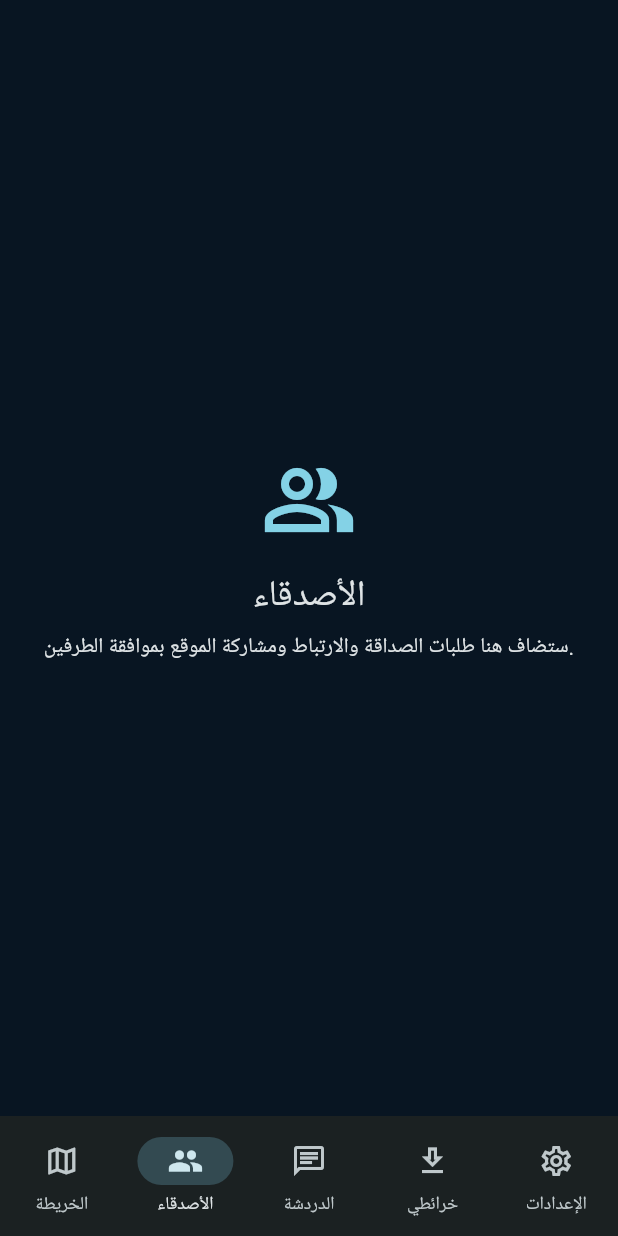
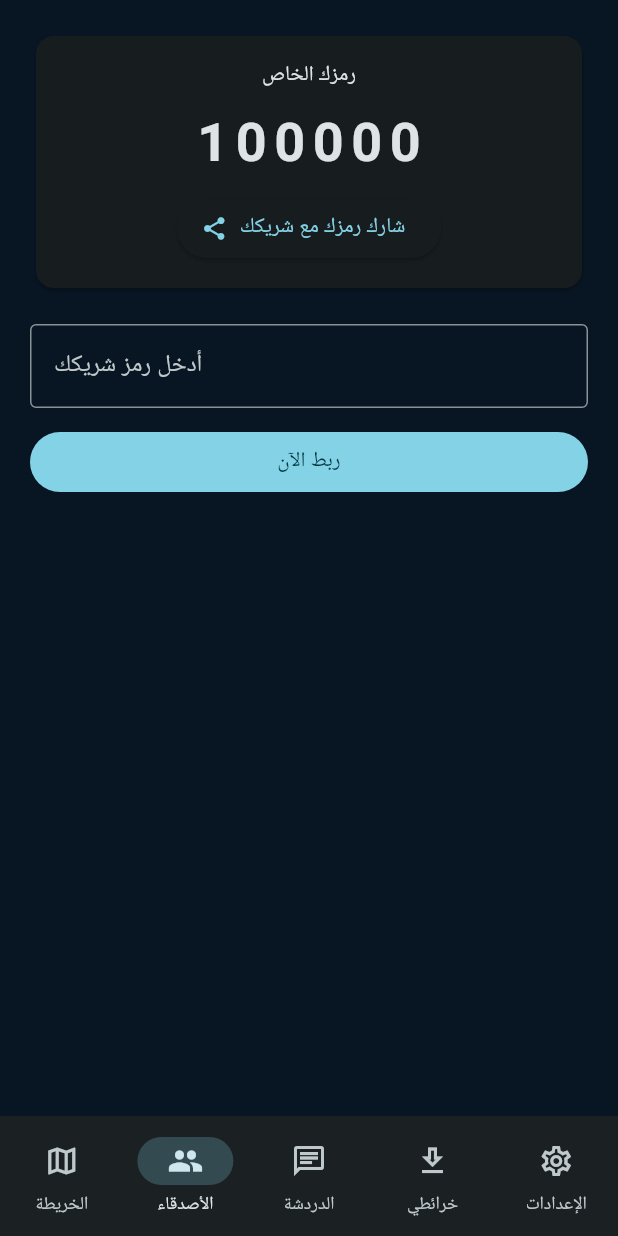
Before and after one commit to mshati-med/gps-limam-pro, a Flutter app: the screen it shows after launch, item 2 of the bottom bar chosen, on a phone screen of 412 x 824 dp. Run offline on Flutter 3.47's test engine with Material 3 defaults, Android fonts, the phone set to English and light mode, and no system bars; our stand-ins replace flutter_map, geolocator, latlong2, share_plus, shared_preferences.

Commit message:
Update main.dart

```diff
--- a/lib/main.dart
+++ b/lib/main.dart
@@ -1,8 +1,10 @@
+import 'dart:convert';
 import 'package:flutter/material.dart';
 import 'package:flutter_map/flutter_map.dart';
 import 'package:latlong2/latlong.dart';
 import 'package:geolocator/geolocator.dart';
 import 'package:shared_preferences/shared_preferences.dart';
+import 'package:share_plus/share_plus.dart';
 
 void main() async {
   WidgetsFlutterBinding.ensureInitialized();
@@ -11,54 +13,30 @@ void main() async {
 
 class GpsLimamApp extends StatefulWidget {
   const GpsLimamApp({super.key});
-
-  @override
-  State<GpsLimamApp> createState() => _GpsLimamAppState();
+  @override State<GpsLimamApp> createState() => _GpsLimamAppState();
 }
 
 class _GpsLimamAppState extends State<GpsLimamApp> {
   ThemeMode _themeMode = ThemeMode.dark;
-
-  @override
-  void initState() {
-    super.initState();
-    _loadTheme();
-  }
-
+  @override void initState() { super.initState(); _loadTheme(); }
   Future<void> _loadTheme() async {
     final prefs = await SharedPreferences.getInstance();
-    setState(() {
-      _themeMode = prefs.getBool('dark_mode') ?? true
-          ? ThemeMode.dark
-          : ThemeMode.light;
-    });
+    setState(() { _themeMode = (prefs.getBool('dark_mode')?? true)? ThemeMode.dark : ThemeMode.light; });
   }
-
   Future<void> _toggleTheme() async {
-    final next = _themeMode == ThemeMode.dark
-        ? ThemeMode.light
-        : ThemeMode.dark;
+    final next = _themeMode == ThemeMode.dark? ThemeMode.light : ThemeMode.dark;
     final prefs = await SharedPreferences.getInstance();
     await prefs.setBool('dark_mode', next == ThemeMode.dark);
     setState(() => _themeMode = next);
   }
-
-  @override
-  Widget build(BuildContext context) {
+  @override Widget build(BuildContext context) {
     const seed = Color(0xFF13B8D5);
     return MaterialApp(
       debugShowCheckedModeBanner: false,
       title: 'GPS LIMAM',
       themeMode: _themeMode,
-      theme: ThemeData(
-        colorScheme: ColorScheme.fromSeed(seedColor: seed, brightness: Brightness.light),
-        useMaterial3: true,
-      ),
-      darkTheme: ThemeData(
-        colorScheme: ColorScheme.fromSeed(seedColor: seed, brightness: Brightness.dark),
-        scaffoldBackgroundColor: const Color(0xFF081522),
-        useMaterial3: true,
-      ),
+      theme: ThemeData(colorScheme: ColorScheme.fromSeed(seedColor: seed, brightness: Brightness.light), useMaterial3: true),
+      darkTheme: ThemeData(colorScheme: ColorScheme.fromSeed(seedColor: seed, brightness: Brightness.dark), scaffoldBackgroundColor: const Color(0xFF081522), useMaterial3: true),
       home: HomePage(onToggleTheme: _toggleTheme, isDark: _themeMode == ThemeMode.dark),
     );
   }
@@ -66,168 +44,164 @@ class _GpsLimamAppState extends State<GpsLimamApp> {
 
 class HomePage extends StatefulWidget {
   const HomePage({super.key, required this.onToggleTheme, required this.isDark});
-  final VoidCallback onToggleTheme;
-  final bool isDark;
-
-  @override
-  State<HomePage> createState() => _HomePageState();
+  final VoidCallback onToggleTheme; final bool isDark;
+  @override State<HomePage> createState() => _HomePageState();
 }
 
 class _HomePageState extends State<HomePage> {
   final MapController _mapController = MapController();
   int _tab = 0;
-  LatLng _center = const LatLng(18.0735, -15.9582); // Nouakchott, initial map view
-  String _status = 'الخريطة جاهزة — فعّل GPS لتحديد موقعك';
+  LatLng _center = const LatLng(18.0735, -15.9582);
+  String _status = 'الخريطة جاهزة — فعّل GPS';
   bool _locating = false;
 
   Future<void> _locateMe() async {
-    setState(() {
-      _locating = true;
-      _status = 'جارٍ تحديد الموقع...';
-    });
+    setState(() { _locating = true; _status = 'جارٍ تحديد الموقع...'; });
     try {
-      final enabled = await Geolocator.isLocationServiceEnabled();
-      if (!enabled) {
-        setState(() => _status = 'شغّل خدمة الموقع GPS من إعدادات الهاتف');
-        return;
-      }
-      var permission = await Geolocator.checkPermission();
-      if (permission == LocationPermission.denied) {
-        permission = await Geolocator.requestPermission();
-      }
-      if (permission == LocationPermission.denied ||
-          permission == LocationPermission.deniedForever) {
-        setState(() => _status = 'يلزم السماح للتطبيق بالوصول إلى الموقع');
-        return;
-      }
-      final pos = await Geolocator.getCurrentPosition(
-        locationSettings: const LocationSettings(
-          accuracy: LocationAccuracy.high,
-          timeLimit: Duration(seconds: 20),
-        ),
-      );
+      if (!await Geolocator.isLocationServiceEnabled()) { setState(()=>_status='شغّل GPS'); return; }
+      var p = await Geolocator.checkPermission();
+      if (p == LocationPermission.denied) p = await Geolocator.requestPermission();
+      if (p == LocationPermission.denied || p == LocationPermission.deniedForever) { setState(()=>_status='يلزم السماح بالموقع'); return; }
+      final pos = await Geolocator.getCurrentPosition(locationSettings: const LocationSettings(accuracy: LocationAccuracy.high, timeLimit: Duration(seconds: 20)));
       _center = LatLng(pos.latitude, pos.longitude);
       _mapController.move(_center, 15);
-      setState(() => _status = 'تم تحديد موقعك الحالي');
-    } catch (_) {
-      setState(() => _status = 'تعذر تحديد الموقع؛ تحقق من GPS والأذونات');
-    } finally {
-      if (mounted) setState(() => _locating = false);
-    }
+      setState(()=>_status='تم تحديد موقعك');
+    } catch (_) { setState(()=>_status='تعذر تحديد الموقع'); }
+    finally { if(mounted) setState(()=>_locating=false); }
   }
 
-  Widget _placeholder(String title, String detail, IconData icon) {
-    return Center(
-      child: Padding(
-        padding: const EdgeInsets.all(28),
-        child: Column(
-          mainAxisSize: MainAxisSize.min,
-          children: [
-            Icon(icon, size: 64, color: Theme.of(context).colorScheme.primary),
-            const SizedBox(height: 16),
-            Text(title, style: Theme.of(context).textTheme.headlineSmall),
-            const SizedBox(height: 8),
-            Text(detail, textAlign: TextAlign.center),
-          ],
-        ),
-      ),
-    );
-  }
-
-  @override
-  Widget build(BuildContext context) {
+  @override Widget build(BuildContext context) {
     final pages = <Widget>[
-      Stack(
-        children: [
-          FlutterMap(
-            mapController: _mapController,
-            options: MapOptions(initialCenter: _center, initialZoom: 11),
-            children: [
-              TileLayer(
-                // Prototype online layer only. Do not bulk-download from the public OSM tile server.
-                urlTemplate: 'https://tile.openstreetmap.org/{z}/{x}/{y}.png',
-                userAgentPackageName: 'com.gpslimam.app',
-              ),
-              const RichAttributionWidget(
-                attributions: [TextSourceAttribution('© OpenStreetMap contributors')],
-              ),
-            ],
-          ),
-          Positioned(
-            top: 14,
-            right: 14,
-            left: 14,
-            child: Card(
-              elevation: 4,
-              child: Padding(
-                padding: const EdgeInsets.symmetric(horizontal: 14, vertical: 12),
-                child: Row(
-                  children: [
+      // 0 الخريطة
+      Stack(children: [
+        FlutterMap(mapController: _mapController, options: MapOptions(initialCenter: _center, initialZoom: 11), children: [
+          TileLayer(urlTemplate: 'https://tile.openstreetmap.org/{z}/{x}/{y}.png', userAgentPackageName: 'com.gpslimam.app'),
+          MarkerLayer(markers: [Marker(point: _center, width: 40, height: 40, child: const Icon(Icons.my_location, color: Colors.blue, size: 36))]),
+          const RichAttributionWidget(attributions: [TextSourceAttribution('© OSM')]),
+        ]),
+        Positioned(top: 14, right: 14, left: 14, child: Card(elevation: 4, child: Padding(padding: const EdgeInsets.symmetric(horizontal: 14, vertical: 12), child: Row(children: [
           const Icon(Icons.explore, color: Color(0xFF13B8D5), size: 30),
-                    const SizedBox(width: 10),
-                    const Expanded(
-                      child: Column(
-                        crossAxisAlignment: CrossAxisAlignment.start,
-                        children: [
-                          Text('GPS LIMAM', style: TextStyle(fontWeight: FontWeight.bold, fontSize: 17)),
-                          Text('خرائطك • أصدقاؤك • طريقك', style: TextStyle(fontSize: 12)),
-                        ],
-                      ),
-                    ),
-                    IconButton(
-                      tooltip: 'تبديل المظهر',
-                      onPressed: widget.onToggleTheme,
-                      icon: Icon(widget.isDark ? Icons.light_mode : Icons.dark_mode),
-                    ),
-                  ],
-                ),
-              ),
-            ),
-          ),
-          Positioned(
-            bottom: 22,
-            right: 16,
-            child: FloatingActionButton(
-              heroTag: 'locate',
-              onPressed: _locating ? null : _locateMe,
-              child: _locating
-                  ? const SizedBox(width: 22, height: 22, child: CircularProgressIndicator(strokeWidth: 2))
-                  : const Icon(Icons.my_location),
-            ),
-          ),
-          Positioned(
-            bottom: 24,
-            left: 16,
-            child: Container(
-              padding: const EdgeInsets.symmetric(horizontal: 12, vertical: 8),
-              decoration: BoxDecoration(
-                color: Theme.of(context).colorScheme.surface.withValues(alpha: .94),
-                borderRadius: BorderRadius.circular(14),
-              ),
-              child: Text(_status, style: const TextStyle(fontSize: 12)),
-            ),
-          ),
-        ],
-      ),
-      _placeholder('الأصدقاء', 'ستضاف هنا طلبات الصداقة والارتباط ومشاركة الموقع بموافقة الطرفين.', Icons.people_alt_outlined),
-      _placeholder('الدردشة', 'ستضاف هنا المحادثات الخاصة وإرسال المواقع بعد إعداد الخادم الآمن.', Icons.chat_bubble_outline),
-      _placeholder('الخرائط المحفوظة', 'الخطوة التالية: تنزيل مناطق محددة وتخزينها محليًا لاستخدامها دون إنترنت.', Icons.download_for_offline_outlined),
-      _placeholder('الإعدادات', 'المظهر الحالي محفوظ على الهاتف. ستضاف إعدادات الخصوصية والحساب واللغة لاحقًا.', Icons.settings_outlined),
+          const Expanded(child: Column(crossAxisAlignment: CrossAxisAlignment.start, children: [Text('GPS LIMAM', style: TextStyle(fontWeight: FontWeight.bold, fontSize: 17)), Text('خرائطك • أصدقاؤك • طريقك', style: TextStyle(fontSize: 12))])),
+          IconButton(tooltip: 'تبديل المظهر', onPressed: widget.onToggleTheme, icon: Icon(widget.isDark? Icons.light_mode : Icons.dark_mode)),
+          IconButton(onPressed: (){ Share.share('موقعي: https://maps.google.com/?q=${_center.latitude},${_center.longitude}'); }, icon: const Icon(Icons.share)),
+        ])))),
+        Positioned(bottom: 22, right: 16, child: FloatingActionButton(heroTag: 'locate', onPressed: _locating? null : _locateMe, child: _locating? const SizedBox(width: 22, height: 22, child: CircularProgressIndicator(strokeWidth: 2)) : const Icon(Icons.my_location))),
+        Positioned(bottom: 24, left: 16, child: Container(padding: const EdgeInsets.symmetric(horizontal: 12, vertical: 8), decoration: BoxDecoration(color: Theme.of(context).colorScheme.surface.withValues(alpha:.94), borderRadius: BorderRadius.circular(14)), child: Text(_status, style: const TextStyle(fontSize: 12)))),
+      ]),
+      // 1 الأصدقاء
+      const FriendsPage(),
+      // 2 الدردشة
+      const ChatPage(),
+      // 3 خرائطي
+      Center(child: Padding(padding: const EdgeInsets.all(28), child: Column(mainAxisSize: MainAxisSize.min, children: [Icon(Icons.download_for_offline_outlined, size: 64, color: Theme.of(context).colorScheme.primary), const SizedBox(height: 16), const Text('الخرائط المحفوظة قريبا'), const SizedBox(height: 8), const Text('سنضيف تنزيل مناطق للعمل بدون انترنت', textAlign: TextAlign.center)]))),
+      // 4 الإعدادات
+      const SettingsPage(),
     ];
-
-    return Scaffold(
-      body: SafeArea(child: pages[_tab]),
-      bottomNavigationBar: NavigationBar(
-        selectedIndex: _tab,
-        onDestinationSelected: (i) => setState(() => _tab = i),
-        destinations: const [
+    return Scaffold(body: SafeArea(child: pages[_tab]), bottomNavigationBar: NavigationBar(selectedIndex: _tab, onDestinationSelected: (i)=>setState(()=>_tab=i), destinations: const [
       NavigationDestination(icon: Icon(Icons.map_outlined), selectedIcon: Icon(Icons.map), label: 'الخريطة'),
       NavigationDestination(icon: Icon(Icons.people_outline), selectedIcon: Icon(Icons.people), label: 'الأصدقاء'),
       NavigationDestination(icon: Icon(Icons.chat_outlined), selectedIcon: Icon(Icons.chat), label: 'الدردشة'),
       NavigationDestination(icon: Icon(Icons.download_outlined), selectedIcon: Icon(Icons.download), label: 'خرائطي'),
       NavigationDestination(icon: Icon(Icons.settings_outlined), selectedIcon: Icon(Icons.settings), label: 'الإعدادات'),
-        ],
-      ),
-    );
+    ]));
   }
 }
+
+// ============ صفحة الأصدقاء - ربط برمز ============
+class FriendsPage extends StatefulWidget { const FriendsPage({super.key}); @override State<FriendsPage> createState() => _FriendsPageState(); }
+class _FriendsPageState extends State<FriendsPage> {
+  String myCode = ''; String partner = ''; final _ctrl = TextEditingController();
+  @override void initState() { super.initState(); _load(); }
+  Future<void> _load() async {
+    final p = await SharedPreferences.getInstance();
+    String code = p.getString('my_code')?? '';
+    if(code.isEmpty){ code = (100000 + DateTime.now().millisecond * 123 % 900000).toString().substring(0,6); await p.setString('my_code', code); }
+    setState(() { myCode = code; partner = p.getString('partner_code')?? ''; });
+  }
+  Future<void> _link() async {
+    if(_ctrl.text.length < 4) return;
+    final p = await SharedPreferences.getInstance();
+    await p.setString('partner_code', _ctrl.text.trim());
+    setState(()=> partner = _ctrl.text.trim());
+    ScaffoldMessenger.of(context).showSnackBar(const SnackBar(content: Text('تم الربط! اذهب للدردشة')));
+  }
+  Future<void> _unlink() async {
+    final p = await SharedPreferences.getInstance();
+    await p.remove('partner_code'); setState(()=> partner = '');
+  }
+  @override Widget build(BuildContext context) {
+    return Padding(padding: const EdgeInsets.all(20), child: ListView(children: [
+      Card(child: Padding(padding: const EdgeInsets.all(16), child: Column(children: [
+        const Text('رمزك الخاص'), const SizedBox(height: 8),
+        Text(myCode, style: const TextStyle(fontSize: 36, fontWeight: FontWeight.bold, letterSpacing: 5)),
+        const SizedBox(height: 8),
+        ElevatedButton.icon(onPressed: ()=> Share.share('رمز GPS LIMAM الخاص بي: $myCode'), icon: const Icon(Icons.share), label: const Text('شارك رمزك مع شريكك')),
+      ]))),
+      const SizedBox(height: 20),
+      if(partner.isEmpty)...[
+        TextField(controller: _ctrl, decoration: const InputDecoration(labelText: 'أدخل رمز شريكك', border: OutlineInputBorder())),
+        const SizedBox(height: 12),
+        FilledButton(onPressed: _link, child: const Text('ربط الآن')),
+      ] else...[
+        Card(color: Colors.green.withOpacity(0.15), child: ListTile(leading: const Icon(Icons.link, color: Colors.green), title: Text('مرتبط مع: $partner'), subtitle: const Text('يمكنكم الآن الدردشة وإرسال المواقع'), trailing: IconButton(icon: const Icon(Icons.link_off), onPressed: _unlink))),
+      ],
+    ]));
+  }
+}
+
+// ============ صفحة الدردشة بين شخصين ============
+class ChatPage extends StatefulWidget { const ChatPage({super.key}); @override State<ChatPage> createState() => _ChatPageState(); }
+class _ChatPageState extends State<ChatPage> {
+  final _msgCtrl = TextEditingController(); List<Map> _msgs = []; String partner = '';
+  @override void initState() { super.initState(); _loadMsgs(); }
+  Future<void> _loadMsgs() async {
+    final p = await SharedPreferences.getInstance();
+    partner = p.getString('partner_code')?? '';
+    String raw = p.getString('chat_msgs')?? '[]';
+    try { _msgs = List<Map>.from(jsonDecode(raw)); } catch(_){ _msgs=[]; }
+    setState((){});
+  }
+  Future<void> _save() async {
+    final p = await SharedPreferences.getInstance();
+    await p.setString('chat_msgs', jsonEncode(_msgs));
+  }
+  void _send(String text, {bool loc=false}) async {
+    if(text.trim().isEmpty) return;
+    _msgs.add({'text': text, 'me': true, 'time': DateTime.now().toString().substring(11,16), 'loc': loc});
+    await _save(); setState((){}); _msgCtrl.clear();
+  }
+  Future<void> _sendLocation() async {
+    try{
+      var perm = await Geolocator.checkPermission();
+      if(perm==LocationPermission.denied) perm = await Geolocator.requestPermission();
+      final pos = await Geolocator.getCurrentPosition();
+      _send('📍 https://maps.google.com/?q=${pos.latitude},${pos.longitude}', loc: true);
+    } catch(_){}
+  }
+  @override Widget build(BuildContext context) {
+    if(partner.isEmpty){
+      return const Center(child: Padding(padding: EdgeInsets.all(28), child: Text('اذهب لتبويب الأصدقاء واربط مع شريكك أولا لتبدأ الدردشة', textAlign: TextAlign.center)));
+    }
+    return Column(children: [
+      ListTile(title: Text('شريكي: $partner'), subtitle: const Text('محادثة خاصة'), trailing: IconButton(icon: const Icon(Icons.my_location), onPressed: _sendLocation)),
+      const Divider(height: 1),
+      Expanded(child: ListView.builder(itemCount: _msgs.length, padding: const EdgeInsets.all(12), itemBuilder: (c,i){
+        var m = _msgs[i];
+        return Align(alignment: m['me']? Alignment.centerRight : Alignment.centerLeft, child: Container(margin: const EdgeInsets.symmetric(vertical: 4), padding: const EdgeInsets.symmetric(horizontal: 14, vertical: 10), decoration: BoxDecoration(color: m['me']? const Color(0xFF13B8D5) : Theme.of(context).colorScheme.surfaceContainerHighest, borderRadius: BorderRadius.circular(16)), child: Column(crossAxisAlignment: CrossAxisAlignment.start, children: [
+          if(m['loc']==true) InkWell(onTap: (){ Share.share(m['text']); }, child: Text(m['text'], style: const TextStyle(color: Colors.white, decoration: TextDecoration.underline))),
+          if(m['loc']!=true) Text(m['text'], style: TextStyle(color: m['me']? Colors.white : null)),
+          const SizedBox(height: 2),
+          Text(m['time'], style: TextStyle(fontSize: 10, color: m['me']? Colors.white70 : Colors.grey)),
+        ])));
+      })),
+      SafeArea(child: Padding(padding: const EdgeInsets.all(8), child: Row(children: [
+        IconButton(icon: const Icon(Icons.location_on, color: Colors.red), onPressed: _sendLocation),
+        Expanded(child: TextField(controller: _msgCtrl, decoration: const InputDecoration(hintText: 'اكتب رسالة...', border: OutlineInputBorder(), contentPadding: EdgeInsets.symmetric(horizontal: 12, vertical: 8)), onSubmitted: (v)=>_send(v))),
+        const SizedBox(width: 6),
+        FilledButton(onPressed: ()=>_send(_msgCtrl.text), child: const Icon(Icons.send)),
+      ]))),
+    ]);
+  }
+}
+
+class SettingsPage extends StatelessWidget { const SettingsPage({super.key}); @override Widget build(BuildContext context) { return const Center(child: Text('الإعدادات - المظهر محفوظ')); } }
```
Lines whose indentation alone changed are shown as unchanged.
